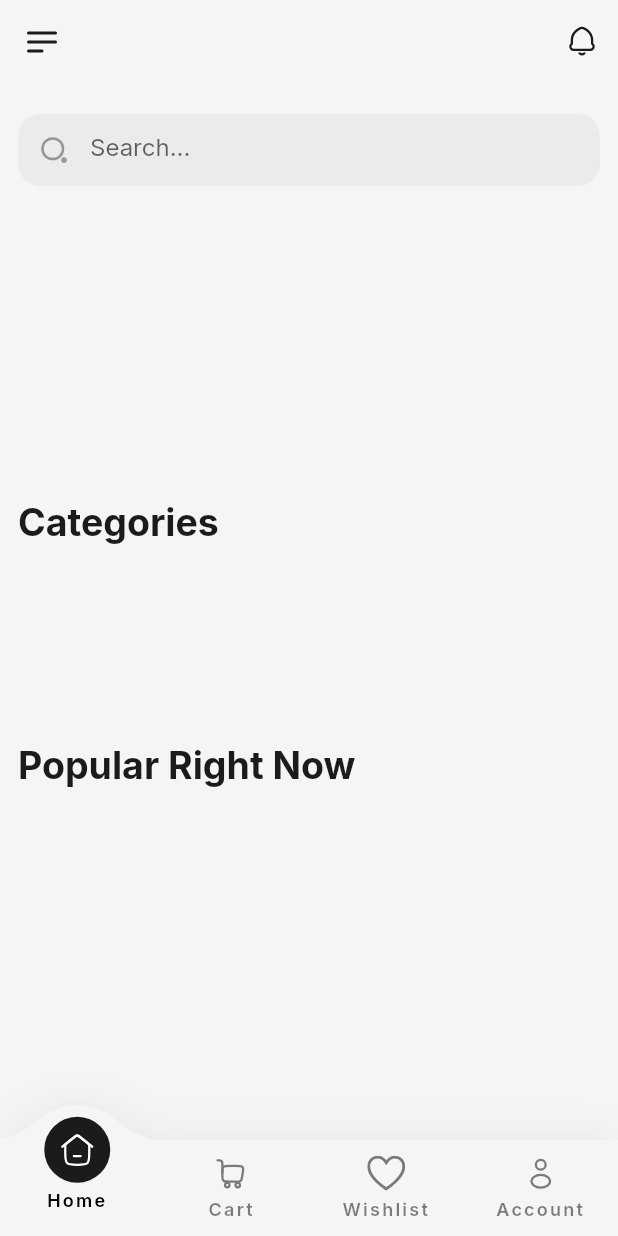
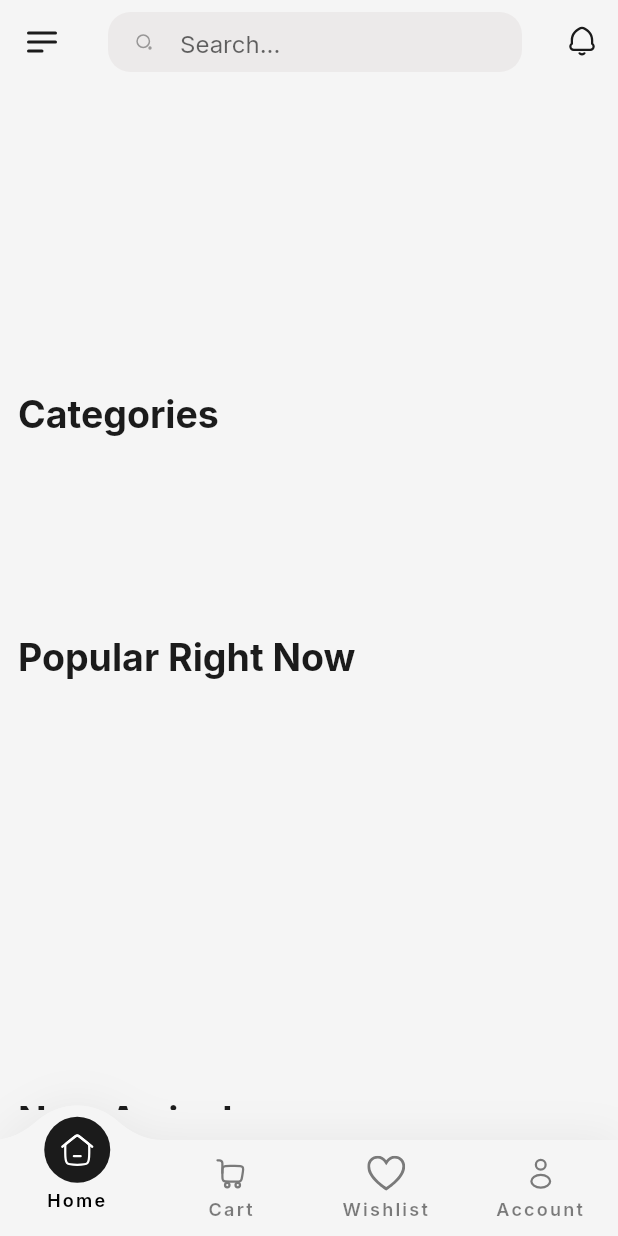
Before and after one commit to techofic/Finesse-App, a Flutter app: the screen it shows after launch, on a phone screen of 412 x 824 dp. Run offline on Flutter 3.47's test engine with Material 2 defaults, Android fonts, the phone set to English and light mode, and no system bars; drawn by our look-alikes of banner_carousel; our stand-ins replace cached_network_image, dotted_line, flutter_html, flutter_rating_bar, flutter_riverpod, flutter_slidable and 10 more; missing offline and left inert: find_dropdown, text_divider; accounts and stored records are empty; network calls fail; project files that could hold a hidden picture were left out.

Commit message:
design fixes..

```diff
--- a/lib/components/appbar/home_app_bar.dart
+++ b/lib/components/appbar/home_app_bar.dart
@@ -1,3 +1,4 @@
+import 'package:finesse/components/filter/k_filter.dart';
 import 'package:finesse/constants/asset_path.dart';
 import 'package:finesse/constants/shared_preference_constant.dart';
 import 'package:finesse/src/features/notification/controller/notification_controller.dart';
@@ -34,6 +35,7 @@ class _HomeAppBarState extends State<HomeAppBar> {
           );
         },
       ),
+      title: const KFilter(),
       actions: [
         Consumer(
           builder: (context, ref, _) {
--- a/lib/components/filter/k_filter.dart
+++ b/lib/components/filter/k_filter.dart
@@ -22,12 +22,14 @@ class _KFilterState extends State<KFilter> {
     return Row(
       children: [
         Expanded(
-          flex: 8,
-          child: SearchTextField(
-            onTap: () => Navigator.push(context, FadeRoute(page: const ShopPage())),
-            controller: controller,
-            readOnly: true,
-            hintText: 'Search...',
+          child: SizedBox(
+            height: 40,
+            child: SearchTextField(
+              onTap: () => Navigator.push(context, FadeRoute(page: const ShopPage())),
+              controller: controller,
+              readOnly: true,
+              hintText: 'Search...',
+            ),
           ),
         ),
         // const SizedBox(width: 10),
--- a/lib/components/textfield/k_search_field.dart
+++ b/lib/components/textfield/k_search_field.dart
@@ -1,4 +1,5 @@
 import 'package:finesse/constants/asset_path.dart';
+import 'package:finesse/styles/b_style.dart';
 import 'package:finesse/styles/k_colors.dart';
 import 'package:flutter/material.dart';
 import 'package:flutter_svg/svg.dart';
@@ -43,6 +44,7 @@ class _SearchTextFieldState extends State<SearchTextField> {
               widget.onTap!();
             }
           : null,
+      textAlignVertical: TextAlignVertical.center,
       decoration: InputDecoration(
         prefixIcon: Padding(
           padding: const EdgeInsets.all(14.0),
--- a/lib/src/features/home/views/home_page.dart
+++ b/lib/src/features/home/views/home_page.dart
@@ -1,4 +1,3 @@
-import 'package:finesse/components/filter/k_filter.dart';
 import 'package:finesse/components/slider/k_slider.dart';
 import 'package:finesse/src/features/home/components/category_section.dart';
 import 'package:finesse/src/features/home/components/featured_products.dart';
@@ -21,13 +20,11 @@ class _HomePageState extends State<HomePage> {
     return Scaffold(
       backgroundColor: KColor.appBackground,
       body: Container(
-        margin: const EdgeInsets.symmetric(horizontal: 12, vertical: 20),
+        padding: const EdgeInsets.symmetric(horizontal: 12, vertical: 20),
         child: SingleChildScrollView(
           child: Column(
             mainAxisAlignment: MainAxisAlignment.center,
             children: [
-              const KFilter(check: true),
-              const SizedBox(height: 24),
               const KSlider(selectSliders: 1),
               const SizedBox(height: 31),
               _categoryHeader(
--- a/lib/src/features/product_details/view/product_details.dart
+++ b/lib/src/features/product_details/view/product_details.dart
@@ -1,4 +1,5 @@
 import 'package:finesse/constants/asset_path.dart';
+import 'package:finesse/src/features/product_details/components/add_to_cart.dart';
 import 'package:finesse/src/features/product_details/components/product_info.dart';
 import 'package:finesse/src/features/product_details/components/product_preview.dart';
 import 'package:finesse/src/features/wishlist/controller/wishlist_controller.dart';
@@ -9,8 +10,6 @@ import 'package:finesse/utils/extension.dart';
 import 'package:flutter/material.dart';
 import 'package:flutter_riverpod/flutter_riverpod.dart';
 import 'package:flutter_svg/svg.dart';
-
-import '../components/add_to_cart.dart';
 
 class ProductDetails extends StatefulWidget {
   final String? productName;
```
Also changed, not shown: lib/src/features/product_details/components/add_to_cart.dart (+5 -5 lines), 1 other file.
